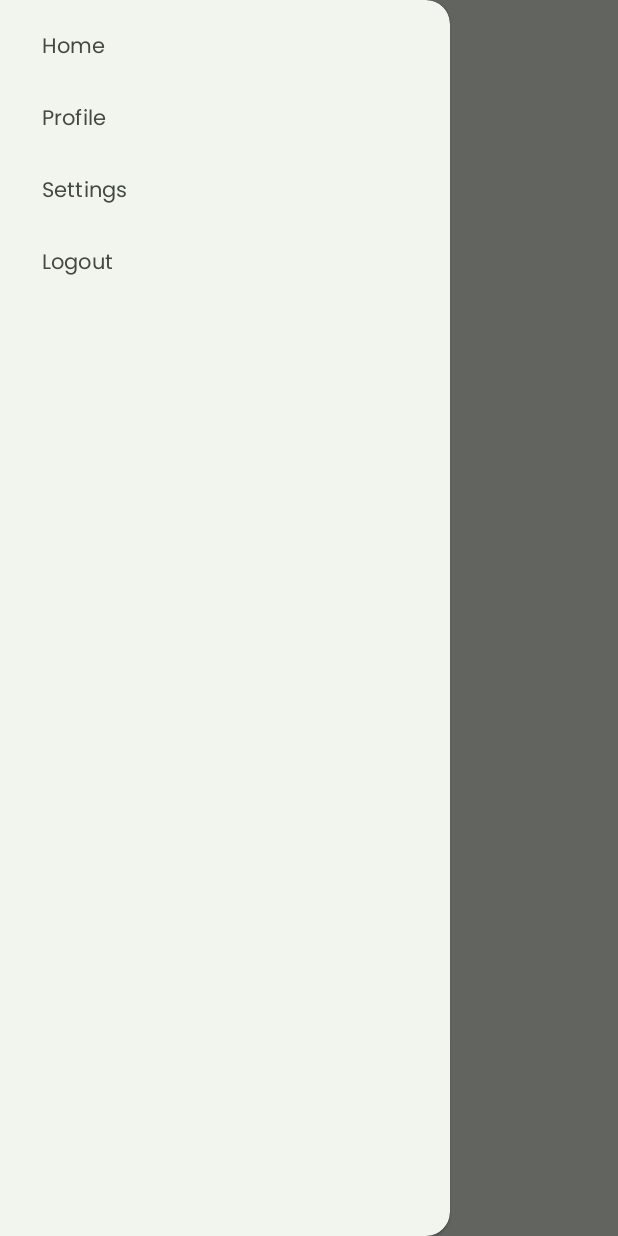
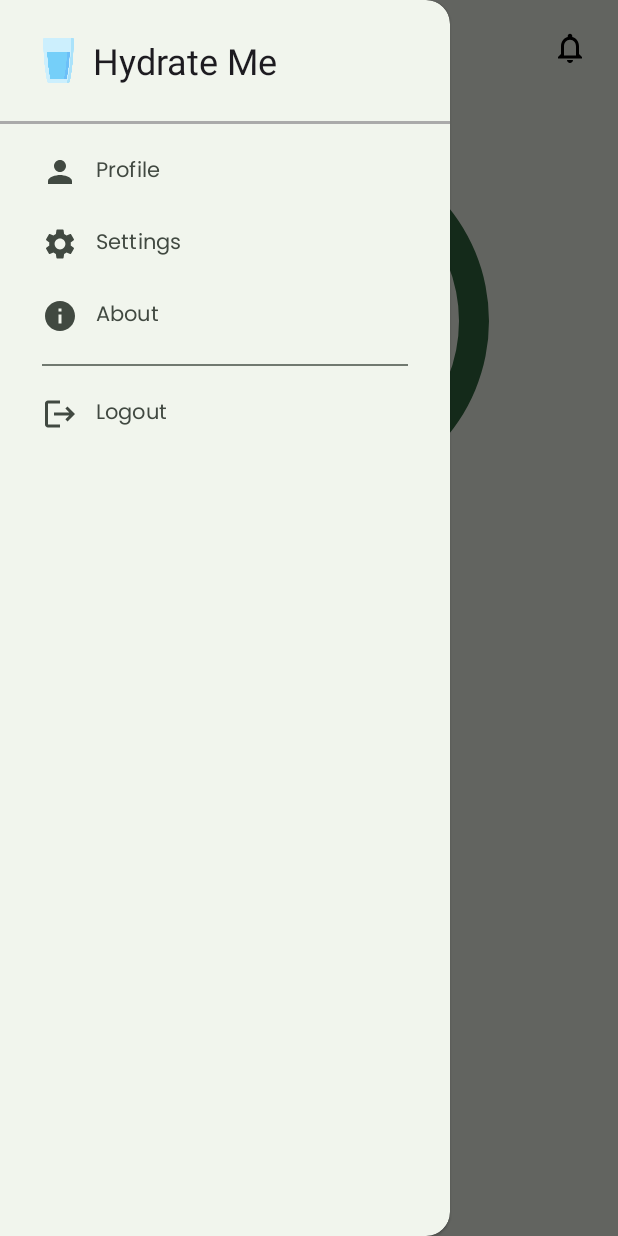
Before and after one commit to imasha-senarath/hydrate-me, an Android app: the screen it shows after launch once a user with an empty profile is signed in (HomeActivity), in the side drawer, after a tap on "Settings", on a phone screen of 412 x 824 dp. Run offline under Robolectric (Android 15) with nearby library versions, the phone set to English and light mode, and no system bars; our stand-ins replace Firebase (no records; nobody signed in at launch, a user with empty details on screens opened directly).

Commit message:
Progress bar & nav menu modifications.

```diff
--- a/app/src/main/java/com/imasha/hydrateme/data/repository/AppRepository.kt
+++ b/app/src/main/java/com/imasha/hydrateme/data/repository/AppRepository.kt
@@ -16,4 +16,8 @@ class AppRepository(private val firebaseSource: FirebaseSource) {
     suspend fun signUp(user: User): Boolean {
         return firebaseSource.signUp(user)
     }
+
+    fun logout(): Boolean {
+        return firebaseSource.logout()
+    }
 }
--- a/app/src/main/java/com/imasha/hydrateme/data/source/FirebaseSource.kt
+++ b/app/src/main/java/com/imasha/hydrateme/data/source/FirebaseSource.kt
@@ -51,7 +51,12 @@ class FirebaseSource(private val firebaseAuth: FirebaseAuth) {
             }
     }
 
-    fun logout() {
-        firebaseAuth.signOut()
+    fun logout(): Boolean {
+        return try {
+            firebaseAuth.signOut()
+            true
+        } catch (exception: Exception) {
+            false
+        }
     }
 }
--- a/app/src/main/java/com/imasha/hydrateme/ui/base/BaseActivity.kt
+++ b/app/src/main/java/com/imasha/hydrateme/ui/base/BaseActivity.kt
@@ -1,5 +1,6 @@
 package com.imasha.hydrateme.ui.base
 
+import android.content.pm.ActivityInfo
 import androidx.appcompat.app.AppCompatActivity
 import android.os.Bundle
 import com.google.android.material.appbar.MaterialToolbar
@@ -8,13 +9,17 @@ import com.imasha.hydrateme.R
 open class BaseActivity : AppCompatActivity() {
     override fun onCreate(savedInstanceState: Bundle?) {
         super.onCreate(savedInstanceState)
+
+        requestedOrientation = ActivityInfo.SCREEN_ORIENTATION_PORTRAIT
     }
 
-    protected fun setUpToolbar(toolbar: MaterialToolbar, title: String, isBackButtonEnabled: Boolean) {
+    protected fun setUpToolbar(toolbar: MaterialToolbar, title: Int, isBackButtonEnabled: Boolean) {
         setSupportActionBar(toolbar)
 
         supportActionBar?.apply {
-            this.title = title
+            this.title = getString(title)
+
+            setDisplayShowTitleEnabled(false)
 
             setDisplayHomeAsUpEnabled(true)
             setDisplayShowHomeEnabled(true)
--- a/app/src/main/java/com/imasha/hydrateme/ui/home/HomeActivity.kt
+++ b/app/src/main/java/com/imasha/hydrateme/ui/home/HomeActivity.kt
@@ -1,16 +1,27 @@
 package com.imasha.hydrateme.ui.home
 
+import android.content.Intent
 import android.os.Bundle
 import android.widget.Toast
 import androidx.appcompat.app.AppCompatActivity
 import androidx.core.view.GravityCompat
+import androidx.lifecycle.ViewModelProvider
+import com.google.firebase.auth.FirebaseAuth
 import com.imasha.hydrateme.R
+import com.imasha.hydrateme.data.repository.AppRepository
+import com.imasha.hydrateme.data.source.FirebaseSource
 import com.imasha.hydrateme.databinding.ActivityHomeBinding
 import com.imasha.hydrateme.ui.base.BaseActivity
+import com.imasha.hydrateme.ui.login.LoginActivity
+import com.imasha.hydrateme.ui.login.LoginViewModel
+import com.imasha.hydrateme.utils.AppDialog
 
 class HomeActivity : BaseActivity() {
 
     private lateinit var binding: ActivityHomeBinding
+    private lateinit var homeViewModel: HomeViewModel
+
+    private lateinit var appDialog: AppDialog;
 
     override fun onCreate(savedInstanceState: Bundle?) {
         super.onCreate(savedInstanceState)
@@ -18,7 +29,18 @@ class HomeActivity : BaseActivity() {
         setContentView(binding.root)
         //setContentView(R.layout.activity_main)
 
-        setUpToolbar(binding.toolbar.appbar, "Hydrate Me", false)
+        val firebaseAuth = FirebaseAuth.getInstance()
+        val firebaseSource = FirebaseSource(firebaseAuth)
+        val appRepository = AppRepository(firebaseSource)
+        val factory = HomeViewModelFactory(appRepository)
+
+        homeViewModel = ViewModelProvider(this, factory)[HomeViewModel::class.java]
+
+        initViewModels();
+
+        appDialog = AppDialog(this);
+
+        setUpToolbar(binding.toolbar.appbar, R.string.app_name, false)
 
         binding.toolbar.appbar.setNavigationOnClickListener {
             binding.drawerLayout.openDrawer(GravityCompat.START)
@@ -26,20 +48,39 @@ class HomeActivity : BaseActivity() {
 
         binding.navView.setNavigationItemSelectedListener { menuItem ->
             when (menuItem.itemId) {
-                R.id.nav_home -> {
-                    Toast.makeText(this, "Home Clicked", Toast.LENGTH_SHORT).show()
+                R.id.nav_settings -> {
+                    Toast.makeText(this, "Settings Clicked", Toast.LENGTH_SHORT).show()
                     true
                 }
-                R.id.nav_profile -> {
+                R.id.nav_about -> {
                     Toast.makeText(this, "Profile Clicked", Toast.LENGTH_SHORT).show()
                     true
                 }
-                R.id.nav_settings -> {
-                    Toast.makeText(this, "Settings Clicked", Toast.LENGTH_SHORT).show()
+                R.id.nav_logout -> {
+                    appDialog.showConfirmationDialog("Logout") {
+                        homeViewModel.logout();
+                    }
                     true
                 }
                 else -> false
             }
         }
     }
+
+    private fun initViewModels() {
+        homeViewModel.logoutStatus.observe(this) { result ->
+            result.onSuccess {
+                navigateToLoginActivity()
+            }.onFailure { exception ->
+                appDialog.showErrorDialog(exception.message.toString());
+            }
+        }
+    }
+
+    private fun navigateToLoginActivity() {
+        val intent = Intent(this, LoginActivity::class.java)
+        startActivity(intent)
+        finish()
+    }
+
 }
--- /dev/null
+++ b/app/src/main/java/com/imasha/hydrateme/ui/home/HomeViewModel.kt
@@ -0,0 +1,30 @@
+package com.imasha.hydrateme.ui.home
+
+import androidx.lifecycle.LiveData
+import androidx.lifecycle.MutableLiveData
+import androidx.lifecycle.ViewModel
+import androidx.lifecycle.viewModelScope
+import com.imasha.hydrateme.data.model.User
+import com.imasha.hydrateme.data.repository.AppRepository
+import kotlinx.coroutines.launch
+
+class HomeViewModel (private val appRepository: AppRepository) : ViewModel() {
+
+    private val _logoutStatus = MutableLiveData<Result<Boolean>>()
+    val logoutStatus: LiveData<Result<Boolean>> get() = _logoutStatus
+
+    fun logout() {
+        viewModelScope.launch {
+            try {
+                val result = appRepository.logout()
+                if (result) {
+                    _logoutStatus.value = Result.success(true)
+                } else {
+                    _logoutStatus.value = Result.failure(Exception("Logout failed"))
+                }
+            } catch (exception: Exception) {
+                _logoutStatus.value = Result.failure(exception)
+            }
+        }
+    }
+}
--- /dev/null
+++ b/app/src/main/java/com/imasha/hydrateme/ui/home/HomeViewModelFactory.kt
@@ -0,0 +1,14 @@
+package com.imasha.hydrateme.ui.home
+
+import androidx.lifecycle.ViewModel
+import androidx.lifecycle.ViewModelProvider
+import com.imasha.hydrateme.data.repository.AppRepository
+
+class HomeViewModelFactory(private val appRepository: AppRepository) : ViewModelProvider.Factory {
+    override fun <T : ViewModel> create(modelClass: Class<T>): T {
+        if (modelClass.isAssignableFrom(HomeViewModel::class.java)) {
+            return HomeViewModel(appRepository) as T
+        }
+        throw IllegalArgumentException("Unknown ViewModel class")
+    }
+}
--- /dev/null
+++ b/app/src/main/res/drawable/circular_progress.xml
@@ -0,0 +1,22 @@
+<layer-list xmlns:android="http://schemas.android.com/apk/res/android">
+    <!-- Background Circle -->
+    <item>
+        <shape android:shape="ring"
+            android:innerRadiusRatio="3"
+            android:thicknessRatio="15"
+            android:useLevel="false">
+            <solid android:color="@color/md_theme_primary" />
+        </shape>
+    </item>
+
+    <!-- Progress Bar -->
+    <item>
+        <clip android:clipOrientation="horizontal" android:gravity="start">
+            <shape android:shape="ring"
+                android:innerRadiusRatio="3"
+                android:thicknessRatio="15">
+                <solid android:color="#e0e0e0" />
+            </shape>
+        </clip>
+    </item>
+</layer-list>
--- /dev/null
+++ b/app/src/main/res/drawable/ic_about.xml
@@ -0,0 +1,5 @@
+<vector android:height="24dp" android:tint="#000000"
+    android:viewportHeight="24" android:viewportWidth="24"
+    android:width="24dp" xmlns:android="http://schemas.android.com/apk/res/android">
+    <path android:fillColor="@android:color/white" android:pathData="M12,2C6.48,2 2,6.48 2,12s4.48,10 10,10 10,-4.48 10,-10S17.52,2 12,2zM13,17h-2v-6h2v6zM13,9h-2L11,7h2v2z"/>
+</vector>
--- /dev/null
+++ b/app/src/main/res/drawable/ic_logout.xml
@@ -0,0 +1,5 @@
+<vector android:autoMirrored="true" android:height="24dp"
+    android:tint="#000000" android:viewportHeight="24"
+    android:viewportWidth="24" android:width="24dp" xmlns:android="http://schemas.android.com/apk/res/android">
+    <path android:fillColor="@android:color/white" android:pathData="M17,7l-1.41,1.41L18.17,11H8v2h10.17l-2.58,2.58L17,17l5,-5zM4,5h8V3H4c-1.1,0 -2,0.9 -2,2v14c0,1.1 0.9,2 2,2h8v-2H4V5z"/>
+</vector>
--- /dev/null
+++ b/app/src/main/res/drawable/ic_notifications.xml
@@ -0,0 +1,5 @@
+<vector android:height="24dp" android:tint="#000000"
+    android:viewportHeight="24" android:viewportWidth="24"
+    android:width="24dp" xmlns:android="http://schemas.android.com/apk/res/android">
+    <path android:fillColor="@android:color/white" android:pathData="M12,22c1.1,0 2,-0.9 2,-2h-4c0,1.1 0.9,2 2,2zM18,16v-5c0,-3.07 -1.63,-5.64 -4.5,-6.32L13.5,4c0,-0.83 -0.67,-1.5 -1.5,-1.5s-1.5,0.67 -1.5,1.5v0.68C7.64,5.36 6,7.92 6,11v5l-2,2v1h16v-1l-2,-2zM16,17L8,17v-6c0,-2.48 1.51,-4.5 4,-4.5s4,2.02 4,4.5v6z"/>
+</vector>
--- /dev/null
+++ b/app/src/main/res/drawable/ic_settings.xml
@@ -0,0 +1,5 @@
+<vector android:height="24dp" android:tint="#000000"
+    android:viewportHeight="24" android:viewportWidth="24"
+    android:width="24dp" xmlns:android="http://schemas.android.com/apk/res/android">
+    <path android:fillColor="@android:color/white" android:pathData="M19.14,12.94c0.04,-0.3 0.06,-0.61 0.06,-0.94c0,-0.32 -0.02,-0.64 -0.07,-0.94l2.03,-1.58c0.18,-0.14 0.23,-0.41 0.12,-0.61l-1.92,-3.32c-0.12,-0.22 -0.37,-0.29 -0.59,-0.22l-2.39,0.96c-0.5,-0.38 -1.03,-0.7 -1.62,-0.94L14.4,2.81c-0.04,-0.24 -0.24,-0.41 -0.48,-0.41h-3.84c-0.24,0 -0.43,0.17 -0.47,0.41L9.25,5.35C8.66,5.59 8.12,5.92 7.63,6.29L5.24,5.33c-0.22,-0.08 -0.47,0 -0.59,0.22L2.74,8.87C2.62,9.08 2.66,9.34 2.86,9.48l2.03,1.58C4.84,11.36 4.8,11.69 4.8,12s0.02,0.64 0.07,0.94l-2.03,1.58c-0.18,0.14 -0.23,0.41 -0.12,0.61l1.92,3.32c0.12,0.22 0.37,0.29 0.59,0.22l2.39,-0.96c0.5,0.38 1.03,0.7 1.62,0.94l0.36,2.54c0.05,0.24 0.24,0.41 0.48,0.41h3.84c0.24,0 0.44,-0.17 0.47,-0.41l0.36,-2.54c0.59,-0.24 1.13,-0.56 1.62,-0.94l2.39,0.96c0.22,0.08 0.47,0 0.59,-0.22l1.92,-3.32c0.12,-0.22 0.07,-0.47 -0.12,-0.61L19.14,12.94zM12,15.6c-1.98,0 -3.6,-1.62 -3.6,-3.6s1.62,-3.6 3.6,-3.6s3.6,1.62 3.6,3.6S13.98,15.6 12,15.6z"/>
+</vector>
--- a/app/src/main/res/layout/activity_home.xml
+++ b/app/src/main/res/layout/activity_home.xml
@@ -21,8 +21,79 @@
         <FrameLayout
             android:layout_width="match_parent"
             android:layout_height="match_parent"
-            android:paddingTop="56dp"
-        android:id="@+id/content_frame" />
+            android:id="@+id/content_frame"
+            android:paddingLeft="@dimen/spacing_large"
+            android:paddingRight="@dimen/spacing_large">
+
+            <ScrollView
+                android:layout_width="match_parent"
+                android:layout_height="match_parent">
+
+                <LinearLayout
+                    android:layout_width="match_parent"
+                    android:layout_height="wrap_content"
+                    android:orientation="vertical" >
+
+                    <RelativeLayout
+                        android:layout_width="match_parent"
+                        android:layout_height="wrap_content">
+
+                        <ProgressBar
+                            android:id="@+id/drinking_progress"
+                            style="?android:attr/progressBarStyleHorizontal"
+                            android:layout_width="300dp"
+                            android:layout_height="300dp"
+                            android:layout_centerInParent="true"
+                            android:indeterminate="false"
+                            android:max="100"
+                            android:progress="60"
+                            android:progressDrawable="@drawable/circular_progress" />
+
+                        <LinearLayout
+                            android:layout_width="wrap_content"
+                            android:layout_height="wrap_content"
+                            android:orientation="vertical"
+                            android:layout_centerInParent="true">
+
+                            <TextView
+                                style="@style/TextAppearance.Material3.LabelMedium"
+                                android:layout_width="match_parent"
+                                android:layout_height="wrap_content"
+                                android:text="Drink Target"
+                                android:textAlignment="center"/>
+
+                            <TextView
+                                style="@style/TextAppearance.Material3.HeadlineSmall"
+                                android:id="@+id/progress_text"
+                                android:layout_width="wrap_content"
+                                android:layout_height="wrap_content"
+                                android:text="1200/2500ml"
+                                android:textColor="@color/md_theme_primary"/>
+
+                        </LinearLayout>
+
+                    </RelativeLayout>
+
+                    <TextView
+                        style="@style/TextAppearance.Material3.TitleMedium"
+                        android:layout_width="match_parent"
+                        android:layout_height="wrap_content"
+                        android:text="Drink Water"
+                        android:layout_marginTop="@dimen/spacing_large"/>
+
+                    <TextView
+                        style="@style/TextAppearance.Material3.TitleMedium"
+                        android:layout_width="match_parent"
+                        android:layout_height="wrap_content"
+                        android:text="Today's Record"
+                        android:layout_marginTop="@dimen/spacing_large"/>
+                </LinearLayout>
+            </ScrollView>
+
+
+
+
+        </FrameLayout>
 
     </LinearLayout>
 
@@ -31,6 +102,7 @@
         android:layout_width="300dp"
         android:layout_height="match_parent"
         android:layout_gravity="start"
-        app:menu="@menu/drawer_menu" />
+        app:menu="@menu/drawer_menu"
+        app:headerLayout="@layout/nav_header"/>
 
 </androidx.drawerlayout.widget.DrawerLayout>
--- a/app/src/main/res/layout/activity_splash.xml
+++ b/app/src/main/res/layout/activity_splash.xml
@@ -21,18 +21,19 @@
         android:layout_alignParentBottom="true">
 
         <TextView
+            android:id="@+id/textView"
+            android:layout_width="match_parent"
+            android:layout_height="wrap_content"
+            android:text="V1.0"
+            android:textAlignment="center"
+            android:layout_marginBottom="10dp"/>
+
+        <TextView
             android:id="@+id/textView2"
             android:layout_width="match_parent"
             android:layout_height="wrap_content"
             android:text="from Imasha Senarath"
             android:textAlignment="center"
-            android:layout_marginBottom="10dp" />
-
-        <TextView
-            android:id="@+id/textView"
-            android:layout_width="match_parent"
-            android:layout_height="wrap_content"
-            android:text="V1.0"
-            android:textAlignment="center" />
+    />
     </LinearLayout>
 </RelativeLayout>
--- /dev/null
+++ b/app/src/main/res/layout/nav_header.xml
@@ -0,0 +1,38 @@
+<?xml version="1.0" encoding="utf-8"?>
+<LinearLayout xmlns:android="http://schemas.android.com/apk/res/android"
+    xmlns:app="http://schemas.android.com/apk/res-auto"
+    android:layout_width="match_parent"
+    android:layout_height="wrap_content"
+    android:gravity="center_vertical"
+    android:orientation="vertical">
+
+    <LinearLayout
+        android:layout_width="match_parent"
+        android:layout_height="match_parent"
+        android:orientation="horizontal"
+        android:padding="@dimen/spacing_large"
+        android:gravity="center_vertical">
+
+        <ImageView
+            android:id="@+id/imageView2"
+            android:layout_width="30dp"
+            android:layout_height="30dp"
+            android:layout_marginRight="@dimen/spacing_small"
+            app:srcCompat="@drawable/app_logo" />
+
+        <TextView
+            android:id="@+id/textView3"
+            style="@style/TextAppearance.Material3.HeadlineSmall"
+            android:layout_width="wrap_content"
+            android:layout_height="wrap_content"
+            android:text="@string/app_name" />
+    </LinearLayout>
+
+    <View
+        android:id="@+id/bottom_line"
+        android:layout_width="match_parent"
+        android:layout_height="2dp"
+        android:layout_gravity="bottom"
+        android:background="@android:color/darker_gray" />
+
+</LinearLayout>
--- a/app/src/main/res/layout/toolbar_layout.xml
+++ b/app/src/main/res/layout/toolbar_layout.xml
@@ -7,6 +7,24 @@
     <com.google.android.material.appbar.MaterialToolbar
         android:id="@+id/appbar"
         android:layout_width="match_parent"
-        android:layout_height="wrap_content"/>
+        android:layout_height="wrap_content">
+
+        <TextView
+            style="@style/TextAppearance.Material3.ActionBar.Title"
+            android:layout_width="wrap_content"
+            android:layout_height="wrap_content"
+            android:text="@string/app_name"
+            android:layout_gravity="center" />
+
+        <ImageView
+            android:id="@+id/notification_icon"
+            android:layout_width="wrap_content"
+            android:layout_height="wrap_content"
+            android:layout_gravity="end"
+            android:padding="20dp"
+            android:src="@drawable/ic_notifications" />
+
+    </com.google.android.material.appbar.MaterialToolbar>
+
 
 </RelativeLayout>
--- a/app/src/main/res/menu/drawer_menu.xml
+++ b/app/src/main/res/menu/drawer_menu.xml
@@ -1,18 +1,25 @@
-<?xml version="1.0" encoding="utf-8"?>
 <menu xmlns:android="http://schemas.android.com/apk/res/android">
-    <item
-        android:id="@+id/nav_home"
-        android:title="Home" />
+    <group android:id="@+id/group_main">
+        <item
+            android:id="@+id/nav_profile"
+            android:title="Profile"
+            android:icon="@drawable/ic_user"/>
 
-    <item
-        android:id="@+id/nav_profile"
-        android:title="Profile" />
+        <item
+            android:id="@+id/nav_settings"
+            android:title="Settings"
+            android:icon="@drawable/ic_settings"/>
 
-    <item
-        android:id="@+id/nav_settings"
-        android:title="Settings" />
+        <item
+            android:id="@+id/nav_about"
+            android:title="About"
+            android:icon="@drawable/ic_about"/>
+    </group>
 
-    <item
-        android:id="@+id/nav_logout"
-        android:title="Logout" />
+    <group android:id="@+id/group_logout">
+        <item
+            android:id="@+id/nav_logout"
+            android:title="Logout"
+            android:icon="@drawable/ic_logout"/>
+    </group>
 </menu>
```
